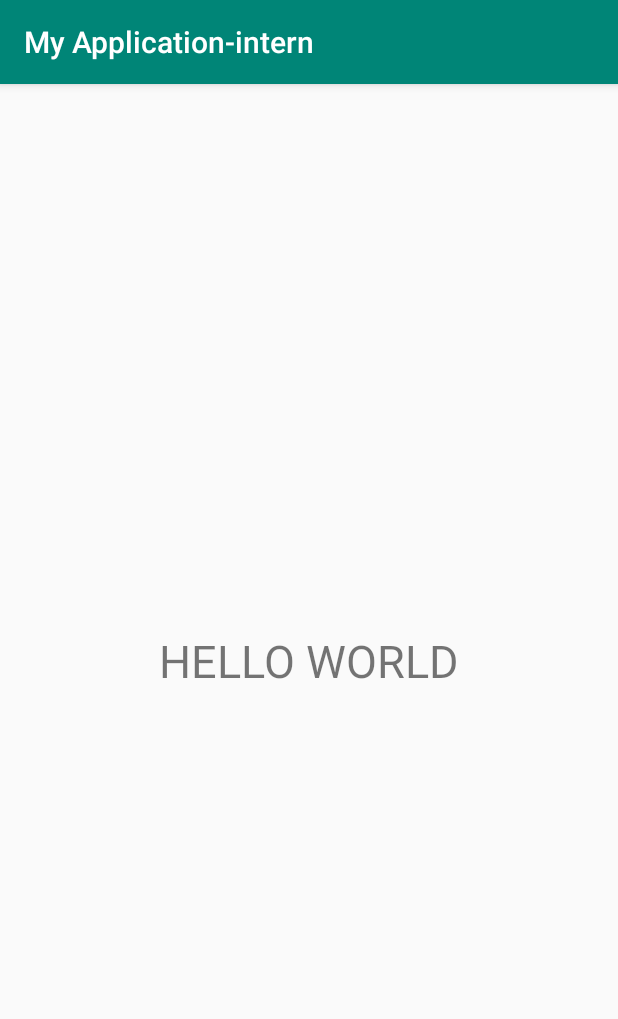
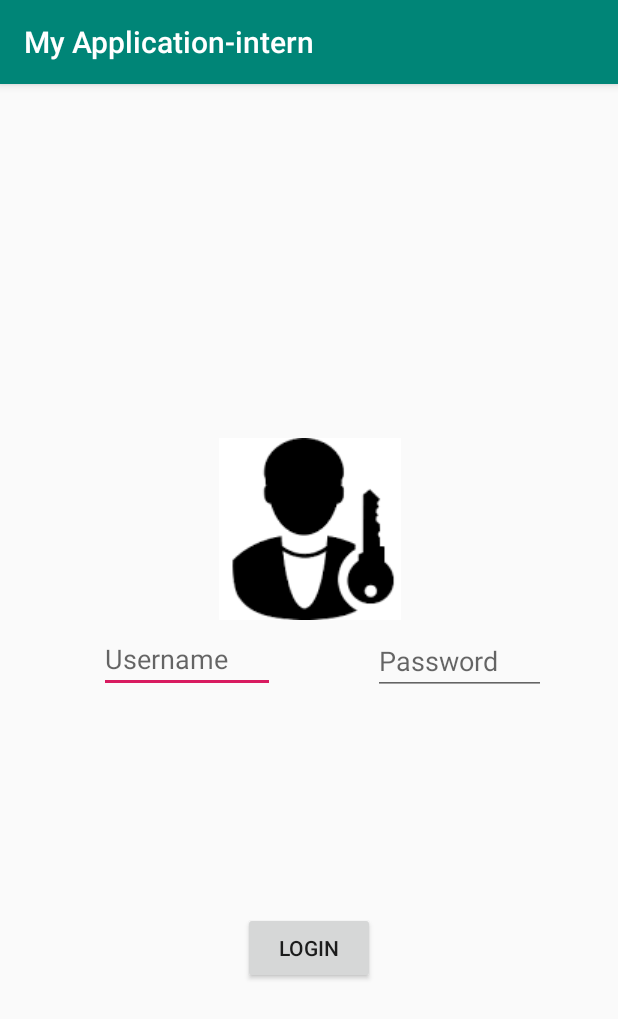
Before and after one commit to jolas013/Intern-app, an Android app: the Main2Activity screen opened directly, with no data from a screen before it, on a phone screen of 412 x 824 dp. Shown: the top 1019 px of the screen. Run offline under Robolectric (Android 15) with nearby library versions, the phone set to English and light mode, and no system bars.

Commit message:
Login editext and button added

```diff
--- a/app/src/main/java/org/development/jcc/myapplication_intern/Main2Activity.java
+++ b/app/src/main/java/org/development/jcc/myapplication_intern/Main2Activity.java
@@ -1,13 +1,32 @@
 package org.development.jcc.myapplication_intern;
 
+import android.content.Intent;
 import android.support.v7.app.AppCompatActivity;
 import android.os.Bundle;
+import android.view.View;
+import android.widget.Button;
+import android.widget.EditText;
+
+import java.util.ArrayList;
 
 public class Main2Activity extends AppCompatActivity {
-
+    private EditText edituser;
+    private EditText editpass;
+    Button btnLogin;
     @Override
     protected void onCreate(Bundle savedInstanceState) {
         super.onCreate(savedInstanceState);
         setContentView(R.layout.activity_main2);
+    edituser = (EditText)findViewById(R.id.user);
+    editpass = (EditText)findViewById(R.id.password);
+    btnLogin = (Button)findViewById(R.id.btnLogin);
+
+    btnLogin.setOnClickListener(new View.OnClickListener() {
+        @Override
+        public void onClick(View v) {
+            Intent intent = new Intent(Main2Activity.this,Main7Activity.class);
+            startActivity(intent);
+        }
+    });
     }
 }
--- a/app/src/main/res/layout/activity_main2.xml
+++ b/app/src/main/res/layout/activity_main2.xml
@@ -6,8 +6,22 @@
     android:layout_height="match_parent"
     tools:context=".Main2Activity">
 
-    <TextView
-        android:id="@+id/textView"
+    <Button
+        android:id="@+id/btnLogin"
+        android:layout_width="wrap_content"
+        android:layout_height="wrap_content"
+        android:layout_marginStart="8dp"
+        android:layout_marginLeft="8dp"
+        android:layout_marginEnd="8dp"
+        android:layout_marginRight="8dp"
+        android:layout_marginBottom="168dp"
+        android:text="Login"
+        app:layout_constraintBottom_toBottomOf="parent"
+        app:layout_constraintEnd_toEndOf="parent"
+        app:layout_constraintStart_toStartOf="parent" />
+
+    <ImageView
+        android:id="@+id/imageView2"
         android:layout_width="wrap_content"
         android:layout_height="wrap_content"
         android:layout_marginStart="8dp"
@@ -16,10 +30,47 @@
         android:layout_marginEnd="8dp"
         android:layout_marginRight="8dp"
         android:layout_marginBottom="8dp"
-        android:text="HELLO WORLD"
-        android:textSize="30sp"
+        app:layout_constraintBottom_toTopOf="@+id/btnLogin"
+        app:layout_constraintEnd_toEndOf="parent"
+        app:layout_constraintHorizontal_bias="0.502"
+        app:layout_constraintStart_toStartOf="parent"
+        app:layout_constraintTop_toTopOf="parent"
+        app:layout_constraintVertical_bias="0.55"
+        app:srcCompat="@drawable/login" />
+
+    <EditText
+        android:id="@+id/user"
+        android:layout_width="117dp"
+        android:layout_height="44dp"
+        android:layout_marginStart="8dp"
+        android:layout_marginLeft="8dp"
+        android:layout_marginTop="8dp"
+        android:layout_marginEnd="8dp"
+        android:layout_marginRight="8dp"
+        android:layout_marginBottom="8dp"
+        android:contentDescription="Username"
+        android:ems="10"
+        android:hint="Username"
+        android:inputType="textPersonName"
+        app:layout_constraintBottom_toBottomOf="parent"
+        app:layout_constraintEnd_toStartOf="@+id/password"
+        app:layout_constraintStart_toStartOf="parent"
+        app:layout_constraintTop_toTopOf="parent" />
+
+    <EditText
+        android:id="@+id/password"
+        android:layout_width="115dp"
+        android:layout_height="40dp"
+        android:layout_marginTop="8dp"
+        android:layout_marginEnd="48dp"
+        android:layout_marginRight="48dp"
+        android:layout_marginBottom="8dp"
+        android:ems="10"
+        android:hint="Password"
+        android:inputType="textPersonName"
         app:layout_constraintBottom_toBottomOf="parent"
         app:layout_constraintEnd_toEndOf="parent"
-        app:layout_constraintStart_toStartOf="parent"
-        app:layout_constraintTop_toTopOf="parent" />
+        app:layout_constraintTop_toTopOf="parent"
+        app:layout_constraintVertical_bias="0.505" />
+
 </android.support.constraint.ConstraintLayout>
```
Also changed, not shown: app/src/main/AndroidManifest.xml (+6 -1 lines), app/src/main/java/org/development/jcc/myapplication_intern/Main3Activity.java (added, +13 -0 lines), app/src/main/java/org/development/jcc/myapplication_intern/Main4Activity.java (added, +13 -0 lines), app/src/main/java/org/development/jcc/myapplication_intern/Main5Activity.java (added, +13 -0 lines), app/src/main/java/org/development/jcc/myapplication_intern/Main6Activity.java (added, +13 -0 lines), app/src/main/java/org/development/jcc/myapplication_intern/Main7Activity.java (added, +13 -0 lines), app/src/main/java/org/development/jcc/myapplication_intern/MainActivity.java (+21 -3 lines), app/src/main/res/layout/activity_main3.xml (added, +24 -0 lines), app/src/main/res/layout/activity_main4.xml (added, +9 -0 lines), app/src/main/res/layout/activity_main5.xml (added, +9 -0 lines), app/src/main/res/layout/activity_main6.xml (added, +9 -0 lines), app/src/main/res/layout/activity_main7.xml (added, +9 -0 lines), app/src/main/res/drawable/login.png (added).
